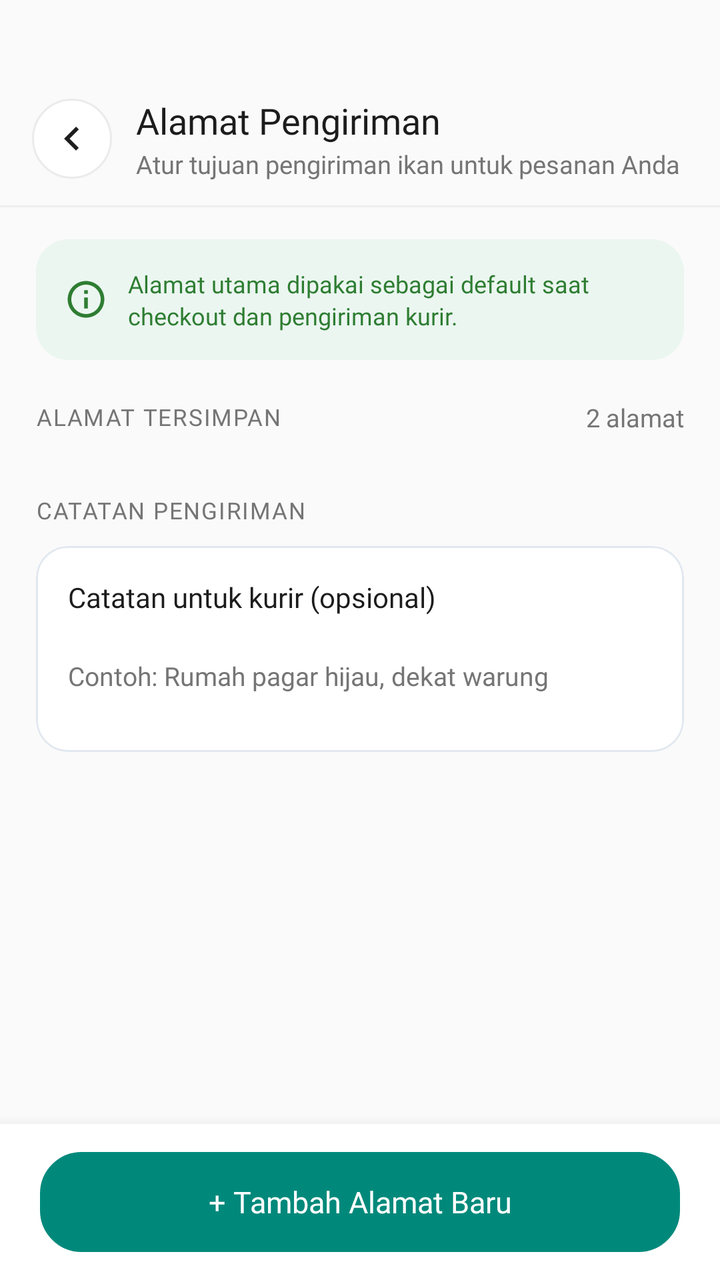
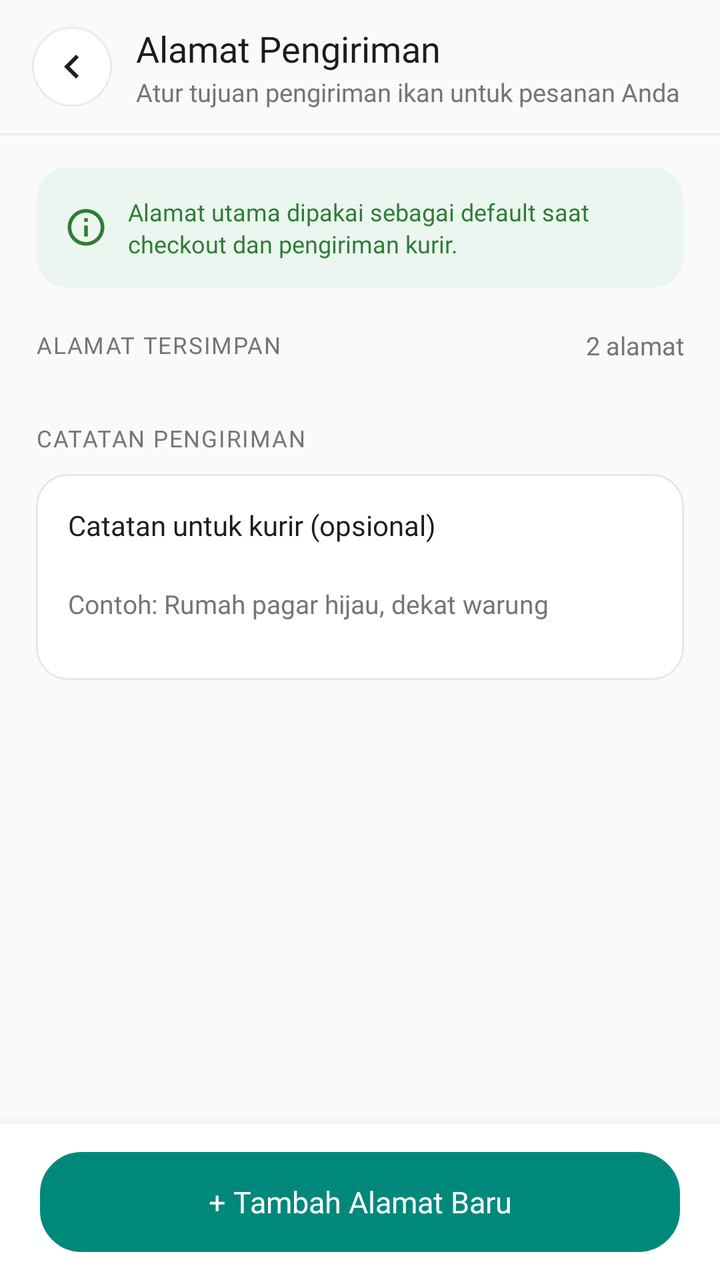

An Android layout rendered at two revisions. The XML below is the earlier revision; the diff shows what the commit changed to produce the second picture.
<!-- AndroidManifest.xml: application theme Theme.GuppyMarketIDN -->
<!-- res/layout/activity_shipping_address.xml -->
<?xml version="1.0" encoding="utf-8"?>
<RelativeLayout
    xmlns:android="http://schemas.android.com/apk/res/android"
    xmlns:app="http://schemas.android.com/apk/res-auto"
    xmlns:tools="http://schemas.android.com/tools"
    android:id="@+id/main"
    android:layout_width="match_parent"
    android:layout_height="match_parent"
    android:background="#FAFAFA"
    tools:context=".menuProfile.ShippingAddressActivity">

    
    <LinearLayout
        android:id="@+id/topBarShippingAddress"
        android:layout_width="match_parent"
        android:layout_height="wrap_content"
        android:layout_alignParentTop="true"
        android:background="#FAFAFA"
        android:paddingHorizontal="16dp"
        android:paddingTop="48dp"
        android:paddingBottom="12dp"
        android:gravity="center_vertical"
        android:orientation="horizontal">

        <ImageView
            android:id="@+id/btnBackShippingAddress"
            android:layout_width="40dp"
            android:layout_height="40dp"
            android:background="@drawable/bg_circle_white_stroke"
            android:src="@drawable/ic_chevron_left"
            android:padding="8dp"
            android:clickable="true"
            android:focusable="true"/>

        <LinearLayout
            android:layout_width="0dp"
            android:layout_weight="1"
            android:layout_height="wrap_content"
            android:layout_marginStart="12dp"
            android:orientation="vertical">

            <TextView
                android:layout_width="wrap_content"
                android:layout_height="wrap_content"
                android:fontFamily="@font/inter_bold"
                android:text="Alamat Pengiriman"
                android:textColor="@color/guppy_text_black"
                android:textSize="18sp"/>

            <TextView
                android:layout_width="wrap_content"
                android:layout_height="wrap_content"
                android:layout_marginTop="1dp"
                android:fontFamily="@font/inter_regular"
                android:text="Atur tujuan pengiriman ikan untuk pesanan Anda"
                android:textColor="@color/guppy_text_gray"
                android:textSize="12.5sp"/>
        </LinearLayout>
    </LinearLayout>

    <View
        android:id="@+id/dividerHeader"
        android:layout_width="match_parent"
        android:layout_height="1dp"
        android:layout_below="@id/topBarShippingAddress"
        android:background="#EEEEEE"/>

    
    <androidx.core.widget.NestedScrollView
        android:layout_width="match_parent"
        android:layout_height="match_parent"
        android:layout_below="@id/dividerHeader"
        android:layout_above="@id/bottomBarAddAddress"
        android:fillViewport="true">

        <LinearLayout
            android:layout_width="match_parent"
            android:layout_height="wrap_content"
            android:orientation="vertical"
            android:paddingHorizontal="18dp"
            android:paddingTop="16dp"
            android:paddingBottom="30dp">

            
            <androidx.cardview.widget.CardView
                android:layout_width="match_parent"
                android:layout_height="wrap_content"
                app:cardCornerRadius="16dp"
                app:cardElevation="0dp"
                app:cardBackgroundColor="#EBF6F0"
                app:strokeColor="#C8E6C9"
                app:strokeWidth="1dp">

                <LinearLayout
                    android:layout_width="match_parent"
                    android:layout_height="wrap_content"
                    android:padding="14dp"
                    android:gravity="center_vertical"
                    android:orientation="horizontal">

                    <ImageView
                        android:layout_width="22dp"
                        android:layout_height="22dp"
                        android:src="@drawable/ic_info"
                        app:tint="#2E7D32"/>

                    <TextView
                        android:layout_width="0dp"
                        android:layout_weight="1"
                        android:layout_height="wrap_content"
                        android:layout_marginStart="10dp"
                        android:text="Alamat utama dipakai sebagai default saat checkout dan pengiriman kurir."
                        android:textColor="#2E7D32"
                        android:fontFamily="@font/inter_medium"
                        android:textSize="12sp"
                        android:lineSpacingExtra="2dp"/>
                </LinearLayout>
            </androidx.cardview.widget.CardView>

            
            <LinearLayout
                android:layout_width="match_parent"
                android:layout_height="wrap_content"
                android:layout_marginTop="20dp"
                android:gravity="center_vertical"
                android:orientation="horizontal">

                <TextView
                    android:layout_width="0dp"
                    android:layout_weight="1"
                    android:layout_height="wrap_content"
                    android:text="ALAMAT TERSIMPAN"
                    android:textColor="@color/guppy_text_gray"
                    android:fontFamily="@font/inter_bold"
                    android:textSize="11.5sp"
                    android:letterSpacing="0.05"/>

                <TextView
                    android:id="@+id/tvTotalAddressCount"
                    android:layout_width="wrap_content"
                    android:layout_height="wrap_content"
                    android:text="2 alamat"
                    android:textColor="@color/guppy_text_gray"
                    android:fontFamily="@font/inter_regular"
                    android:textSize="12.5sp"/>
            </LinearLayout>

            
            <androidx.recyclerview.widget.RecyclerView
                android:id="@+id/recyclerShippingAddresses"
                android:layout_width="match_parent"
                android:layout_height="wrap_content"
                android:layout_marginTop="10dp"
                android:nestedScrollingEnabled="false"/>

            
            <TextView
                android:layout_width="match_parent"
                android:layout_height="wrap_content"
                android:layout_marginTop="20dp"
                android:text="CATATAN PENGIRIMAN"
                android:textColor="@color/guppy_text_gray"
                android:fontFamily="@font/inter_bold"
                android:textSize="11.5sp"
                android:letterSpacing="0.05"/>

            <com.google.android.material.card.MaterialCardView
                android:layout_width="match_parent"
                android:layout_height="wrap_content"
                android:layout_marginTop="10dp"
                app:cardCornerRadius="16dp"
                app:cardElevation="0dp"
                app:cardBackgroundColor="@color/white"
                app:strokeColor="#E2E8F0"
                app:strokeWidth="1dp">

                <LinearLayout
                    android:layout_width="match_parent"
                    android:layout_height="wrap_content"
                    android:orientation="vertical"
                    android:padding="16dp">

                    <TextView
                        android:layout_width="wrap_content"
                        android:layout_height="wrap_content"
                        android:text="Catatan untuk kurir (opsional)"
                        android:textColor="@color/guppy_text_black"
                        android:fontFamily="@font/inter_bold"
                        android:textSize="14sp"/>

                    <EditText
                        android:id="@+id/etCourierNotes"
                        android:layout_width="match_parent"
                        android:layout_height="44dp"
                        android:layout_marginTop="8dp"
                        android:background="@null"
                        android:hint="Contoh: Rumah pagar hijau, dekat warung"
                        android:textColorHint="@color/guppy_text_gray"
                        android:textColor="@color/guppy_text_black"
                        android:fontFamily="@font/inter_regular"
                        android:textSize="13sp"
                        android:singleLine="true"/>
                </LinearLayout>
            </com.google.android.material.card.MaterialCardView>

        </LinearLayout>
    </androidx.core.widget.NestedScrollView>

    
    <LinearLayout
        android:id="@+id/bottomBarAddAddress"
        android:layout_width="match_parent"
        android:layout_height="wrap_content"
        android:layout_alignParentBottom="true"
        android:background="@color/white"
        android:elevation="12dp"
        android:paddingHorizontal="20dp"
        android:paddingVertical="14dp">

        <TextView
            android:id="@+id/btnAddNewAddress"
            android:layout_width="match_parent"
            android:layout_height="50dp"
            android:background="@drawable/bg_chip_selected"
            android:backgroundTint="#00897B"
            android:text="+ Tambah Alamat Baru"
            android:textColor="@color/white"
            android:fontFamily="@font/inter_bold"
            android:textSize="15sp"
            android:gravity="center"
            android:clickable="true"
            android:focusable="true"/>
    </LinearLayout>

</RelativeLayout>
<!-- resources referenced by this layout -->
<resources>
  <color name="guppy_text_black">#1C1C1C</color>
  <color name="guppy_text_gray">#757575</color>
  <color name="white">#FFFFFFFF</color>
  <!-- drawable bg_chip_selected (drawable) -->
  <?xml version="1.0" encoding="utf-8"?>
  <shape xmlns:android="http://schemas.android.com/apk/res/android">
      <solid android:color="#E0F2F1" />
      <stroke
          android:width="1.5dp"
          android:color="@color/guppy_primary" />
      <corners android:radius="20dp" />
  </shape>
  <!-- drawable bg_circle_white_stroke (drawable) -->
  <?xml version="1.0" encoding="utf-8"?>
  <shape xmlns:android="http://schemas.android.com/apk/res/android" android:shape="oval">
      <solid android:color="@color/white" />
      <stroke android:width="1dp" android:color="@color/guppy_stroke" />
  </shape>
  <!-- drawable ic_chevron_left (drawable) -->
  <vector xmlns:android="http://schemas.android.com/apk/res/android"
      android:width="24dp"
      android:height="24dp"
      android:viewportWidth="24"
      android:viewportHeight="24">
    <path
        android:fillColor="#1E1E1E"
        android:pathData="M15.41,16.59L10.83,12l4.58,-4.59L14,6l-6,6 6,6 1.41,-1.41z"/>
  </vector>
  <!-- drawable ic_info (drawable) -->
  <vector xmlns:android="http://schemas.android.com/apk/res/android"
      android:width="24dp"
      android:height="24dp"
      android:viewportWidth="24"
      android:viewportHeight="24">
    <path
        android:fillColor="#E33A24"
        android:pathData="M11,17h2v-6h-2v6zM12,2C6.48,2 2,6.48 2,12s4.48,10 10,10 10,-4.48 10,-10S17.52,2 12,2zM12,20c-4.41,0 -8,-3.59 -8,-8s3.59,-8 8,-8 8,3.59 8,8 -3.59,8 -8,8zM11,7h2v2h-2z"/>
  </vector>
  <style name="Theme.GuppyMarketIDN" parent="Base.Theme.GuppyMarketIDN" />
  <color name="guppy_primary">#00897B</color>
  <color name="guppy_stroke">#EBEBEB</color>
  <style name="Base.Theme.GuppyMarketIDN" parent="Theme.Material3.Light.NoActionBar">
          <item name="colorPrimary">@color/guppy_primary</item>
          <item name="colorOnPrimary">@color/white</item>
          <item name="android:textColorPrimary">@color/guppy_text_black</item>
          <item name="android:textColorSecondary">@color/guppy_text_gray</item>
          <item name="android:windowBackground">@color/guppy_background</item>
      </style>
  <color name="guppy_background">#F8F9FA</color>
</resources>

<!-- the commit's change to res/layout/activity_shipping_address.xml (unified diff, before → after) -->
@@ -17,7 +17,7 @@
         android:layout_alignParentTop="true"
         android:background="#FAFAFA"
         android:paddingHorizontal="16dp"
-        android:paddingTop="48dp"
+        android:paddingTop="12dp"
         android:paddingBottom="12dp"
         android:gravity="center_vertical"
         android:orientation="horizontal">
@@ -152,6 +152,20 @@
                 android:layout_height="wrap_content"
                 android:layout_marginTop="10dp"
                 android:nestedScrollingEnabled="false"/>
+
+            
+            <TextView
+                android:id="@+id/tvEmptyAddressState"
+                android:layout_width="match_parent"
+                android:layout_height="wrap_content"
+                android:layout_marginTop="28dp"
+                android:layout_marginBottom="28dp"
+                android:gravity="center"
+                android:text="Belum ada alamat pengiriman tersimpan. Ketuk '+ Tambah Alamat Baru' untuk menambahkan."
+                android:textColor="@color/guppy_text_gray"
+                android:fontFamily="@font/inter_medium"
+                android:textSize="13sp"
+                android:visibility="gone"/>
 
             
             <TextView
